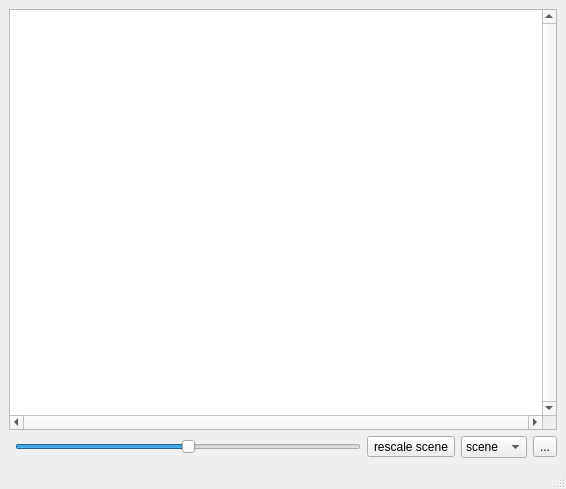
First picture: the form in ui/mainwindow.ui, repository bitsed/qosmic, before the edit.
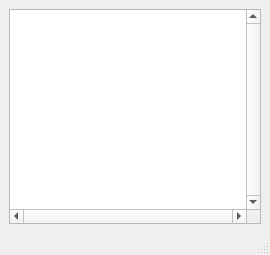
Second picture: the form after the edit. Icons and pictures are not drawn. Custom widgets are drawn as their Qt base class.

Patch:
```diff
--- a/ui/mainwindow.ui
+++ b/ui/mainwindow.ui
@@ -7,8 +7,8 @@
    <rect>
     <x>0</x>
     <y>0</y>
-    <width>566</width>
-    <height>489</height>
+    <width>270</width>
+    <height>255</height>
    </rect>
   </property>
   <property name="windowTitle">
@@ -50,115 +50,6 @@
       </property>
      </widget>
     </item>
-    <item>
-     <widget class="QFrame" name="sceneSliderFrame">
-      <property name="frameShape">
-       <enum>QFrame::NoFrame</enum>
-      </property>
-      <property name="frameShadow">
-       <enum>QFrame::Plain</enum>
-      </property>
-      <property name="lineWidth">
-       <number>0</number>
-      </property>
-      <layout class="QHBoxLayout" name="horizontalLayout" stretch="0,0,0,0,0">
-       <property name="margin">
-        <number>0</number>
-       </property>
-       <item>
-        <widget class="EditModeSelectorWidget" name="modeSelectWidget" native="true"/>
-       </item>
-       <item>
-        <widget class="SnapSlider" name="sceneScaleSlider">
-         <property name="sizePolicy">
-          <sizepolicy hsizetype="Expanding" vsizetype="Minimum">
-           <horstretch>0</horstretch>
-           <verstretch>0</verstretch>
-          </sizepolicy>
-         </property>
-         <property name="minimum">
-          <number>-1000</number>
-         </property>
-         <property name="maximum">
-          <number>1000</number>
-         </property>
-         <property name="orientation">
-          <enum>Qt::Horizontal</enum>
-         </property>
-        </widget>
-       </item>
-       <item>
-        <widget class="QToolButton" name="autoScaleButton">
-         <property name="toolTip">
-          <string>Rescale the scene</string>
-         </property>
-         <property name="text">
-          <string>rescale scene</string>
-         </property>
-         <property name="icon">
-          <iconset resource="../qosmic.qrc">
-           <normaloff>:/icons/silk/shape_group.xpm</normaloff>:/icons/silk/shape_group.xpm</iconset>
-         </property>
-        </widget>
-       </item>
-       <item>
-        <widget class="QComboBox" name="sceneCenterSelector">
-         <item>
-          <property name="text">
-           <string>scene</string>
-          </property>
-         </item>
-         <item>
-          <property name="text">
-           <string>origin</string>
-          </property>
-         </item>
-         <item>
-          <property name="text">
-           <string>mark</string>
-          </property>
-         </item>
-         <item>
-          <property name="text">
-           <string>circum</string>
-          </property>
-         </item>
-         <item>
-          <property name="text">
-           <string>box</string>
-          </property>
-         </item>
-         <item>
-          <property name="text">
-           <string>O</string>
-          </property>
-         </item>
-         <item>
-          <property name="text">
-           <string>X</string>
-          </property>
-         </item>
-         <item>
-          <property name="text">
-           <string>Y</string>
-          </property>
-         </item>
-        </widget>
-       </item>
-       <item>
-        <widget class="QToolButton" name="sceneConfigButton">
-         <property name="text">
-          <string>...</string>
-         </property>
-         <property name="icon">
-          <iconset resource="../qosmic.qrc">
-           <normaloff>:/icons/silk/bullet_wrench.xpm</normaloff>:/icons/silk/bullet_wrench.xpm</iconset>
-         </property>
-        </widget>
-       </item>
-      </layout>
-     </widget>
-    </item>
    </layout>
   </widget>
   <widget class="QMenuBar" name="menubar">
@@ -224,19 +115,6 @@
    </property>
   </action>
  </widget>
- <customwidgets>
-  <customwidget>
-   <class>SnapSlider</class>
-   <extends>QSlider</extends>
-   <header>snapslider.h</header>
-  </customwidget>
-  <customwidget>
-   <class>EditModeSelectorWidget</class>
-   <extends>QWidget</extends>
-   <header>editmodeselectorwidget.h</header>
-   <container>1</container>
-  </customwidget>
- </customwidgets>
  <resources>
   <include location="../qosmic.qrc"/>
  </resources>
```
Left out of the diff: 2 changed lines with no effect on the pictures.
